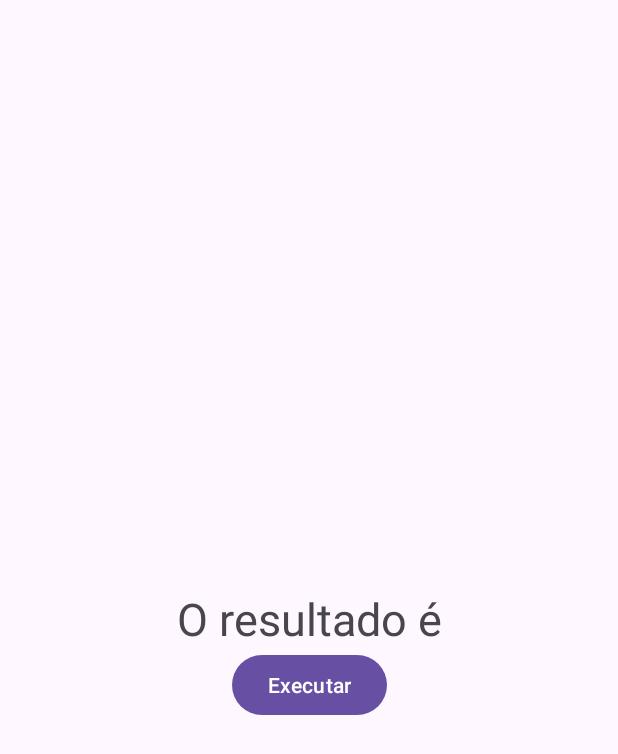
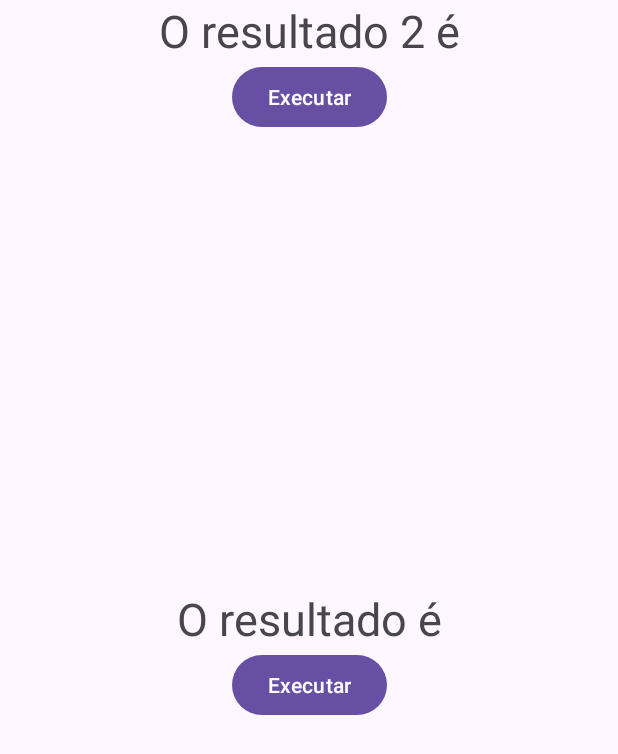
Before and after one commit to afoliveira111/App_teste, an Android app: the screen it shows after launch (MainActivity), on a phone screen of 412 x 824 dp. Shown: the top 754 px of the screen. Run offline under Robolectric (Android 15) with nearby library versions, the phone set to English and light mode, and no system bars.

Commit message:
2 button and text

```diff
--- a/app/src/main/res/layout/activity_main.xml
+++ b/app/src/main/res/layout/activity_main.xml
@@ -28,5 +28,27 @@
         app:layout_constraintStart_toStartOf="parent"
         app:layout_constraintEnd_toEndOf="parent"  />
 
+    <TextView
+        android:id="@+id/resultado2"
+        android:layout_width="wrap_content"
+        android:layout_height="wrap_content"
+        android:text="O resultado 2 é"
+        android:textSize="30sp"
+        android:layout_margin="50dp"
+        app:layout_constraintStart_toStartOf="parent"
+        app:layout_constraintEnd_toEndOf="parent"
+        app:layout_constraintBottom_toBottomOf="parent"
+        app:layout_constraintTop_toTopOf="@id/resultado2" />
+
+    <Button
+        android:id="@+id/botao2"
+        android:layout_width="wrap_content"
+        android:layout_height="wrap_content"
+        android:text="Executar"
+        app:layout_constraintTop_toBottomOf="@id/resultado2"
+        app:layout_constraintStart_toStartOf="parent"
+        app:layout_constraintEnd_toEndOf="parent"  />
+
+
 
 </androidx.constraintlayout.widget.ConstraintLayout>
```
